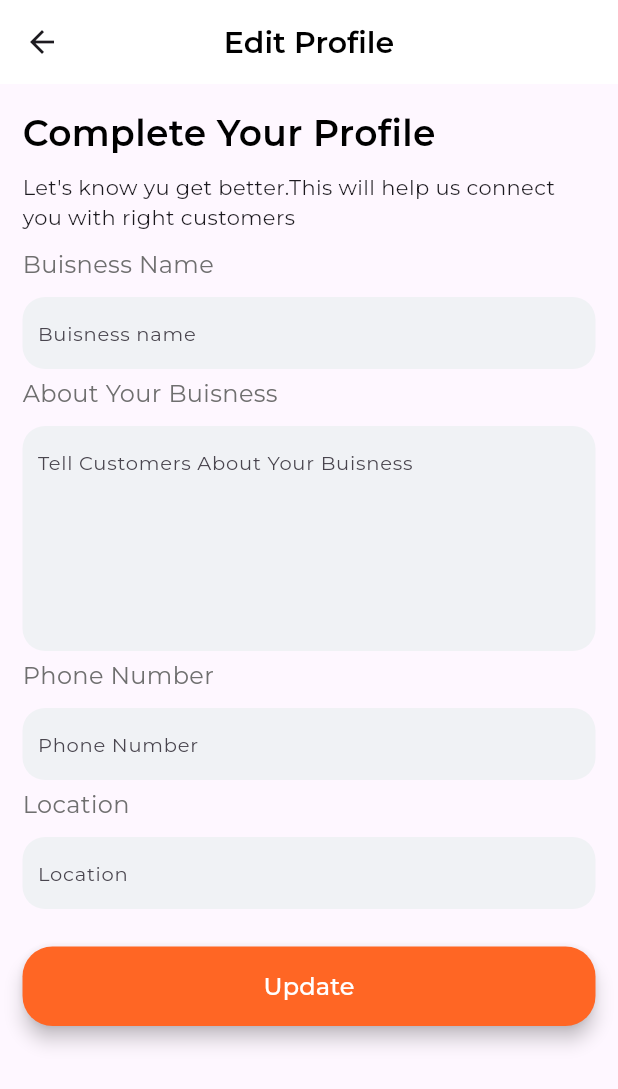
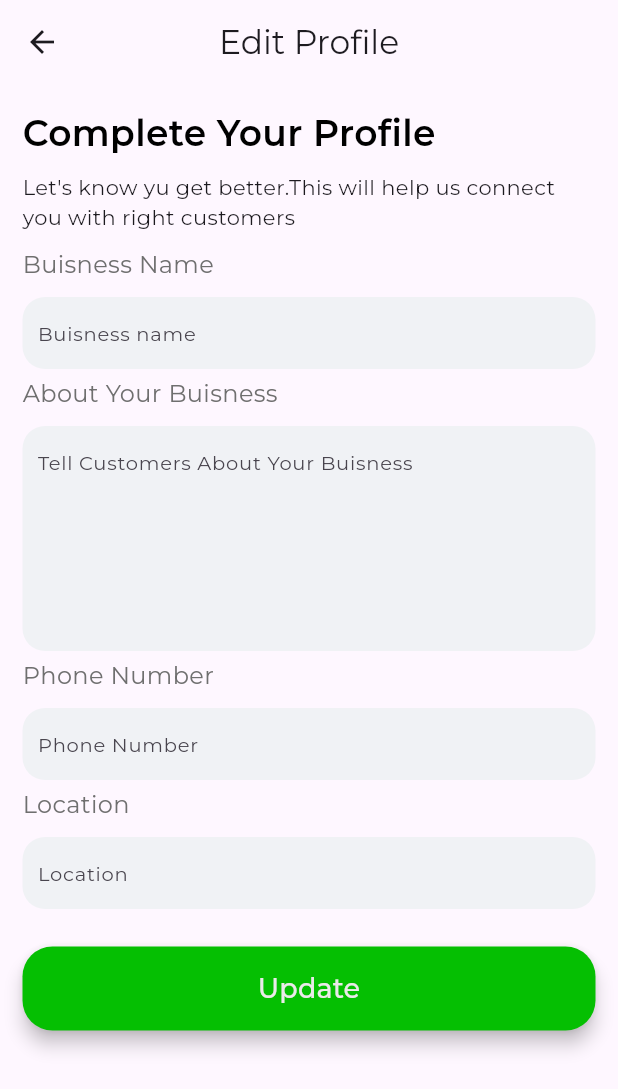
Before and after one commit to pokaktech/bricksnmix-frontend, a Flutter app: the EditProfile screen opened directly, on a phone screen of 412 x 824 dp. Shown: the top 1089 px of the screen. Run offline on Flutter 3.47's test engine with Material 3 defaults, Android fonts, the phone set to English and light mode, and no system bars; our stand-ins replace carousel_slider, dio, fl_chart, flutter_dotenv, flutter_secure_storage, get and 3 more; accounts and stored records are empty; project files that could hold a hidden picture were left out.

Commit message:
edit account alignment issues fixed and profile section completed

```diff
--- a/lib/Screens/edit_profile.dart
+++ b/lib/Screens/edit_profile.dart
@@ -1,65 +1,76 @@
+import 'package:bricksnmix/Widgets/Base_App_Bar.dart';
+import 'package:bricksnmix/generated/appColors.dart';
 import 'package:flutter/material.dart';
 
 class EditProfile extends StatefulWidget {
-   EditProfile() ;
+  const EditProfile({super.key});
 
   @override
-  _EditProfileState createState() => _EditProfileState();
+  State<EditProfile> createState() => _EditProfileState();
 }
 
 class _EditProfileState extends State<EditProfile> {
+  TextEditingController? nameController;
+  TextEditingController? aboutController;
+  TextEditingController? phoneController;
+  TextEditingController? locationController;
+
+  @override
+  void initState() {
+    super.initState();
+    nameController = TextEditingController();
+    aboutController = TextEditingController();
+    phoneController = TextEditingController();
+    locationController = TextEditingController();
+  }
+
+  @override
+  void dispose() {
+    nameController?.dispose();
+    aboutController?.dispose();
+    phoneController?.dispose();
+    locationController?.dispose();
+    super.dispose();
+  }
+
   @override
   Widget build(BuildContext context) {
-    TextEditingController _namecontroller = TextEditingController();
-    TextEditingController _aboutcontroller = TextEditingController();
-    TextEditingController _phonecontroller = TextEditingController();
-    TextEditingController _locationcontroller = TextEditingController();
     return Scaffold(
-      appBar: AppBar(
-        title: Text(
-          "Edit Profile",
-          style: TextStyle(
-              fontSize: 20, fontWeight: FontWeight.w600, color: Colors.black),
-        ),
-        leading: IconButton(
-          icon: Icon(Icons.arrow_back),
-          onPressed: () {
-            Navigator.pop(context);
-          },
-
-        ),
-        centerTitle: true,
-        backgroundColor: Colors.white,
+      appBar: BaseAppBar(
+        appBar: AppBar(),
+        title: const Text("Edit Profile"),
+        centerResult: true,
       ),
       body: Padding(
         padding: const EdgeInsets.all(15.0),
+        child: SingleChildScrollView(
           child: Column(
             crossAxisAlignment: CrossAxisAlignment.start,
             children: [
-            Text(
+              const Text(
                 "Complete Your Profile",
                 style: TextStyle(
-                  color: Colors.black,
+                  color: Appcolors.black,
                   fontSize: 24,
-                  fontWeight: FontWeight.w600),
+                  fontWeight: FontWeight.w600,
+                ),
               ),
               const SizedBox(
                 height: 10,
               ),
-            Text(
+              const Text(
                 "Let's know yu get better.This will help us connect you with right customers",
                 style: TextStyle(fontSize: 14),
               ),
               const SizedBox(
                 height: 10,
               ),
-            Text(
+              const Text(
                 "Buisness Name",
                 style: TextStyle(
-                  color: Color(
-                    0xff6F6F6F,
+                  color: Appcolors.textGrey,
+                  fontSize: 16,
                 ),
-                  fontSize: 16),
               ),
               const SizedBox(
                 height: 10,
@@ -67,11 +78,11 @@ class _EditProfileState extends State<EditProfile> {
               Container(
                 decoration: BoxDecoration(
                   borderRadius: BorderRadius.circular(15),
-                color: Color(0xffF0F2F5),
+                  color: Appcolors.textfieldColor,
                 ),
                 child: TextFormField(
-                controller: _namecontroller,
-                decoration: InputDecoration(
+                  controller: nameController,
+                  decoration: const InputDecoration(
                     border: InputBorder.none,
                     hintText: 'Buisness name',
                     hintStyle: TextStyle(fontSize: 13),
@@ -82,9 +93,12 @@ class _EditProfileState extends State<EditProfile> {
               const SizedBox(
                 height: 5,
               ),
-            Text(
+              const Text(
                 "About Your Buisness",
-              style: TextStyle(color: Color(0xff6F6F6F), fontSize: 16),
+                style: TextStyle(
+                  color: Appcolors.textGrey,
+                  fontSize: 16,
+                ),
               ),
               const SizedBox(
                 height: 10,
@@ -93,11 +107,11 @@ class _EditProfileState extends State<EditProfile> {
                 height: 150,
                 decoration: BoxDecoration(
                   borderRadius: BorderRadius.circular(15),
-                color: Color(0xffF0F2F5),
+                  color: Appcolors.textfieldColor,
                 ),
                 child: TextFormField(
-                controller: _aboutcontroller,
-                decoration: InputDecoration(
+                  controller: aboutController,
+                  decoration: const InputDecoration(
                     border: InputBorder.none,
                     hintText: 'Tell Customers About Your Buisness',
                     hintStyle: TextStyle(fontSize: 13),
@@ -108,13 +122,12 @@ class _EditProfileState extends State<EditProfile> {
               const SizedBox(
                 height: 5,
               ),
-            Text(
+              const Text(
                 "Phone Number",
                 style: TextStyle(
-                  color: Color(
-                    0xff6F6F6F,
+                  color: Appcolors.textGrey,
+                  fontSize: 16,
                 ),
-                  fontSize: 16),
               ),
               const SizedBox(
                 height: 10,
@@ -122,11 +135,11 @@ class _EditProfileState extends State<EditProfile> {
               Container(
                 decoration: BoxDecoration(
                   borderRadius: BorderRadius.circular(15),
-                color: Color(0xffF0F2F5),
+                  color: Appcolors.textfieldColor,
                 ),
                 child: TextFormField(
-                controller: _phonecontroller,
-                decoration: InputDecoration(
+                  controller: phoneController,
+                  decoration: const InputDecoration(
                     border: InputBorder.none,
                     hintText: 'Phone Number',
                     hintStyle: TextStyle(fontSize: 13),
@@ -137,13 +150,12 @@ class _EditProfileState extends State<EditProfile> {
               const SizedBox(
                 height: 5,
               ),
-            Text(
+              const Text(
                 "Location",
                 style: TextStyle(
-                  color: Color(
-                    0xff6F6F6F,
+                  color: Appcolors.textGrey,
+                  fontSize: 16,
                 ),
-                  fontSize: 16),
               ),
               const SizedBox(
                 height: 10,
@@ -151,11 +163,11 @@ class _EditProfileState extends State<EditProfile> {
               Container(
                 decoration: BoxDecoration(
                   borderRadius: BorderRadius.circular(15),
-                color: Color(0xffF0F2F5),
+                  color: Appcolors.textfieldColor,
                 ),
                 child: TextFormField(
-                controller: _locationcontroller,
-                decoration: InputDecoration(
+                  controller: locationController,
+                  decoration: const InputDecoration(
                     border: InputBorder.none,
                     hintText: 'Location',
                     hintStyle: TextStyle(fontSize: 13),
@@ -166,27 +178,30 @@ class _EditProfileState extends State<EditProfile> {
               const SizedBox(
                 height: 25,
               ),
-            Container(
+              SizedBox(
                 width: double.infinity,
                 child: ElevatedButton(
                   onPressed: () {},
                   style: ElevatedButton.styleFrom(
-                  backgroundColor: Color(0xffFF6624),
-
-                  elevation: 5, // Elevation
-                  padding: EdgeInsets.symmetric(horizontal: 30, vertical: 15),
+                    backgroundColor: Appcolors.forestGreen,
+                    elevation: 5,
+                    padding: const EdgeInsets.symmetric(
+                        horizontal: 30, vertical: 15),
                     shape: RoundedRectangleBorder(
                       borderRadius: BorderRadius.circular(20),
                     ),
                   ),
-                child: Text(
+                  child: const Text(
                     'Update',
                     style: TextStyle(
-                      fontSize: 16, color: Colors.white), // Text style
+                      fontSize: 18,
+                      color: Appcolors.white,
                     ),
                   ),
-            )
+                ),
+              ),
             ],
+          ),
         ),
       ),
     );
--- a/lib/Screens/fragments/orders.dart
+++ b/lib/Screens/fragments/orders.dart
@@ -1,4 +1,5 @@
 import 'package:bricksnmix/Screens/order_details_screen.dart';
+import 'package:bricksnmix/Widgets/Base_App_Bar.dart';
 import 'package:flutter/material.dart';
 
 import '../../designs/ResponsiveInfo.dart';
@@ -7,8 +8,7 @@ class Orders extends StatefulWidget {
   const Orders({super.key});
 
   @override
-  // ignore: library_private_types_in_public_api
-  _OrdersState createState() => _OrdersState();
+  State<Orders> createState() => _OrdersState();
 }
 
 class _OrdersState extends State<Orders> {
@@ -27,50 +27,30 @@ class _OrdersState extends State<Orders> {
       //     BottomNavigationBarItem(icon: Icon(Icons.person,color: Colors.grey,), label: 'Profile'),
       //   ],
       // ),
-      appBar: AppBar(
+
+      appBar: BaseAppBar(
+        appBar: AppBar(),
         title: const Text(
-          'Orders',
-          style: TextStyle(fontWeight: FontWeight.w600),
+          "Orders",
+          style: TextStyle(fontWeight: FontWeight.bold),
         ),
-        centerTitle: true,
-        leading: IconButton(
-          icon: const Icon(Icons.arrow_back),
-          onPressed: () {
-            // handle back button press
-            Navigator.pop(context);
-          },
+        centerResult: false,
       ),
-        // actions: [
-        //   IconButton(
-        //     icon: Icon(Icons.search),
-        //     onPressed: () {
-        //       // handle search button press
-        //     },
-        //   ),
-        //   IconButton(
-        //     icon: Icon(Icons.filter_list),
-        //     onPressed: () {
-        //       // handle filter button press
-        //     },
-        //   ),
-        // ],
+      body: Padding(
+        padding: const EdgeInsets.only(
+          left: 15,
+          right: 15,
+          top: 8,
+          bottom: 8,
         ),
-      body: Column(
+        child: Column(
           mainAxisAlignment: MainAxisAlignment.start,
           crossAxisAlignment: CrossAxisAlignment.start,
           children: [
-          Expanded(
-            flex: 1,
-            child: Row(
+            Row(
               children: [
                 Expanded(
                   flex: 3,
-                  child: Padding(
-                    padding: EdgeInsets.fromLTRB(
-                        ResponsiveInfo.isMobile(context) ? 10 : 15,
-                        0,
-                        ResponsiveInfo.isMobile(context) ? 10 : 15,
-                        0),
                   child: Container(
                     decoration: BoxDecoration(
                       border: Border.all(
@@ -98,7 +78,6 @@ class _OrdersState extends State<Orders> {
                     ),
                   ),
                 ),
-                ),
                 Expanded(
                   flex: 1,
                   child: Stack(
@@ -121,7 +100,8 @@ class _OrdersState extends State<Orders> {
                           child: Image.asset(
                             "assets/homecategory/settings.png",
                             width: ResponsiveInfo.isMobile(context) ? 25 : 35,
-                            height: ResponsiveInfo.isMobile(context) ? 25 : 35,
+                            height:
+                                ResponsiveInfo.isMobile(context) ? 25 : 35,
                           ),
                         ),
                       )
@@ -129,7 +109,6 @@ class _OrdersState extends State<Orders> {
                   ),
                 )
               ],
-            ),
             ),
             Expanded(
               flex: 4,
@@ -175,8 +154,9 @@ class _OrdersState extends State<Orders> {
                                 trailing: Icon(
                                   Icons.arrow_forward_ios_sharp,
                                   color: Colors.black38,
-                                size:
-                                    ResponsiveInfo.isMobile(context) ? 25 : 30,
+                                  size: ResponsiveInfo.isMobile(context)
+                                      ? 25
+                                      : 30,
                                 ),
                                 title: Text(
                                   "Order Received",
@@ -203,8 +183,9 @@ class _OrdersState extends State<Orders> {
                                     0),
                                 child: Container(
                                   width: double.infinity,
-                                height:
-                                    ResponsiveInfo.isMobile(context) ? 0.7 : 1,
+                                  height: ResponsiveInfo.isMobile(context)
+                                      ? 0.7
+                                      : 1,
                                   color: Colors.black26,
                                 ),
                               ),
@@ -226,7 +207,8 @@ class _OrdersState extends State<Orders> {
                                   Expanded(
                                     flex: 2,
                                     child: Column(
-                                    mainAxisAlignment: MainAxisAlignment.start,
+                                      mainAxisAlignment:
+                                          MainAxisAlignment.start,
                                       crossAxisAlignment:
                                           CrossAxisAlignment.start,
                                       children: [
@@ -234,8 +216,8 @@ class _OrdersState extends State<Orders> {
                                           "AAC Blocks",
                                           maxLines: 2,
                                           style: TextStyle(
-                                            fontSize:
-                                                ResponsiveInfo.isMobile(context)
+                                              fontSize: ResponsiveInfo.isMobile(
+                                                      context)
                                                   ? 13
                                                   : 15,
                                               fontWeight: FontWeight.bold),
@@ -245,8 +227,8 @@ class _OrdersState extends State<Orders> {
                                           "Quantity - 1 ",
                                           maxLines: 2,
                                           style: TextStyle(
-                                            fontSize:
-                                                ResponsiveInfo.isMobile(context)
+                                              fontSize: ResponsiveInfo.isMobile(
+                                                      context)
                                                   ? 13
                                                   : 15,
                                               fontWeight: FontWeight.bold),
@@ -256,8 +238,8 @@ class _OrdersState extends State<Orders> {
                                           "Expected Delivery",
                                           maxLines: 2,
                                           style: TextStyle(
-                                            fontSize:
-                                                ResponsiveInfo.isMobile(context)
+                                              fontSize: ResponsiveInfo.isMobile(
+                                                      context)
                                                   ? 13
                                                   : 15,
                                               fontWeight: FontWeight.bold),
@@ -267,8 +249,8 @@ class _OrdersState extends State<Orders> {
                                           "11th April 2024",
                                           maxLines: 2,
                                           style: TextStyle(
-                                            fontSize:
-                                                ResponsiveInfo.isMobile(context)
+                                              fontSize: ResponsiveInfo.isMobile(
+                                                      context)
                                                   ? 11
                                                   : 13,
                                               fontWeight: FontWeight.bold,
@@ -288,8 +270,9 @@ class _OrdersState extends State<Orders> {
                                     0),
                                 child: Container(
                                   width: double.infinity,
-                                height:
-                                    ResponsiveInfo.isMobile(context) ? 0.7 : 1,
+                                  height: ResponsiveInfo.isMobile(context)
+                                      ? 0.7
+                                      : 1,
                                   color: Colors.black26,
                                 ),
                               ),
@@ -300,8 +283,9 @@ class _OrdersState extends State<Orders> {
                                   width: ResponsiveInfo.isMobile(context)
                                       ? 150
                                       : 180,
-                                height:
-                                    ResponsiveInfo.isMobile(context) ? 34 : 45,
+                                  height: ResponsiveInfo.isMobile(context)
+                                      ? 34
+                                      : 45,
                                   padding: EdgeInsets.all(
                                       ResponsiveInfo.isMobile(context) ? 3 : 5),
                                   decoration: BoxDecoration(
@@ -315,7 +299,8 @@ class _OrdersState extends State<Orders> {
                                     "Cancel",
                                     textAlign: TextAlign.center,
                                     style: TextStyle(
-                                      fontSize: ResponsiveInfo.isMobile(context)
+                                        fontSize:
+                                            ResponsiveInfo.isMobile(context)
                                                 ? 13
                                                 : 15,
                                         color: Colors.white),
@@ -339,6 +324,7 @@ class _OrdersState extends State<Orders> {
             ),
           ],
         ),
+      ),
     );
   }
 }
--- a/lib/Screens/fragments/profile.dart
+++ b/lib/Screens/fragments/profile.dart
@@ -44,6 +44,7 @@ class _ProfileState extends State<Profile> {
       appBar: BaseAppBar(
         appBar: AppBar(),
         title: const Text("Profile"),
+        centerResult: false,
       ),
       body: Column(
         mainAxisAlignment: MainAxisAlignment.start,
--- a/lib/Screens/login.dart
+++ b/lib/Screens/login.dart
@@ -12,8 +12,7 @@ class Login extends StatefulWidget {
   const Login({super.key});
 
   @override
-  // ignore: library_private_types_in_public_api
-  _LoginState createState() => _LoginState();
+  State<Login> createState() => _LoginState();
 }
 
 class _LoginState extends State<Login> {
--- a/lib/Widgets/Base_App_Bar.dart
+++ b/lib/Widgets/Base_App_Bar.dart
@@ -4,11 +4,13 @@ import 'package:get/get.dart';
 class BaseAppBar extends StatelessWidget implements PreferredSizeWidget {
   final AppBar appBar;
   final Text title;
+  final bool centerResult;
 
   const BaseAppBar({
     super.key,
     required this.appBar,
     required this.title,
+    required this.centerResult,
   });
 
   @override
@@ -21,6 +23,7 @@ class BaseAppBar extends StatelessWidget implements PreferredSizeWidget {
           Get.back();
         },
       ),
+      centerTitle: centerResult,
       // You can also add other properties here if needed
     );
   }
```
Also changed, not shown: pubspec.yaml (+8 -8 lines), lib/generated/appColors.dart. Lines whose indentation alone changed are shown as unchanged.
